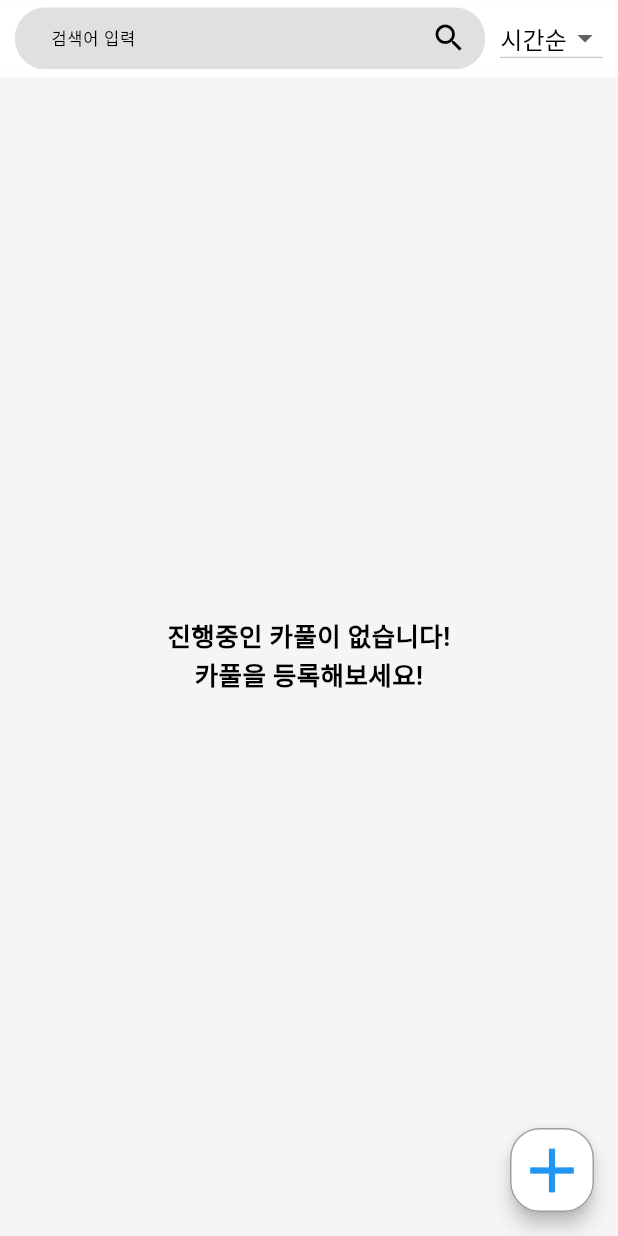
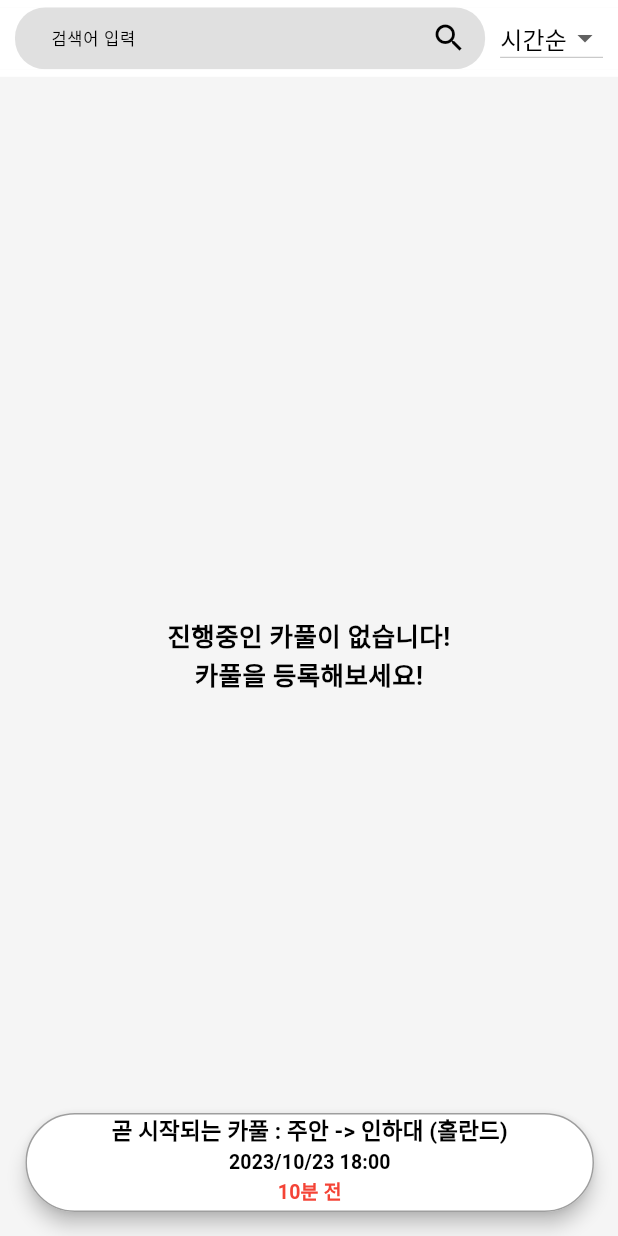
Before and after one commit to OBJECT-INHATC/INHA_CARPOOL_APP, a Flutter app: the Home screen opened directly, on a phone screen of 412 x 824 dp. Run offline on Flutter 3.47's test engine with Material 2 defaults, Android fonts, the phone set to English and light mode, and no system bars; our stand-ins replace cloud_firestore, easy_localization, eva_icons_flutter, firebase_auth, firebase_core, firebase_messaging and 16 more; missing offline and left inert: app_settings, nav; accounts and stored records are empty; statements that could not run were skipped.

Commit message:
feat(screen):플러팅 기초 틀 분리
- 플러팅 기초 틀 분리

```diff
--- a/inha_carpool/lib/screen/main/tab/home/f_home.dart
+++ b/inha_carpool/lib/screen/main/tab/home/f_home.dart
@@ -61,13 +61,17 @@ class _HomeState extends State<Home> {
   Widget build(BuildContext context) {
     return SafeArea(
       child: Scaffold(
-        floatingActionButton: FloatingActionButton(
+        floatingActionButton: Container(
+          width: context.width(0.92),
+          height: context.height(0.08),
+
+          child: FloatingActionButton(
             heroTag: "recruit_from_home",
             elevation: 5,
             mini: false,
             backgroundColor: Colors.white,
             shape: RoundedRectangleBorder(
-            borderRadius: BorderRadius.circular(20),
+              borderRadius: BorderRadius.circular(120),
               side: const BorderSide(color: Colors.grey, width: 1),
             ),
             onPressed: () {
@@ -78,10 +82,20 @@ class _HomeState extends State<Home> {
                 ),
               );
             },
-          child: const Icon(
-            Icons.add,
-            color: Colors.blue,
-            size: 50,
+            child: Container(
+              child: Column(
+                children: [
+                  Row(mainAxisAlignment: MainAxisAlignment.center,
+                    children: [
+                    Text("곧 시작되는 카풀 : 주안 -> 인하대 (홀란드)" , style: TextStyle(fontSize: 15, color: Colors.black,fontWeight: FontWeight.bold),),
+
+
+                  ],),
+                  Text("2023/10/23 18:00" , style: TextStyle(fontSize: 13, color: Colors.black, fontWeight: FontWeight.bold),),
+                  Text("10분 전" , style: TextStyle(fontSize: 13, color: Colors.red, fontWeight: FontWeight.bold),),
+                ],
+              ),
+            )
           ),
         ),
         body: Container(
@@ -181,6 +195,7 @@ class _HomeState extends State<Home> {
                             ),
                           ),
                         ),
+
                     ],
                   ),
                 ),
--- a/inha_carpool/pubspec.yaml
+++ b/inha_carpool/pubspec.yaml
@@ -83,7 +83,7 @@ dependencies:
   flutter_local_notifications:
   firebase_messaging: ^14.6.5
 
-  flutter_secure_storage: ^8.0.0 # flutter_secure_storage 관련 패키지
+  flutter_secure_storage: ^9.0.0 # flutter_secure_storage 관련 패키지
   provider: ^6.0.1
   logger: # 로그 출력 패키지
   google_maps_flutter: ^2.4.0 # 구글 맵
```
Also changed, not shown: inha_carpool/lib/screen/main/tab/carpool/f_carpool_list.dart (+32 -16 lines), 1 other file. Lines whose indentation alone changed are shown as unchanged.
